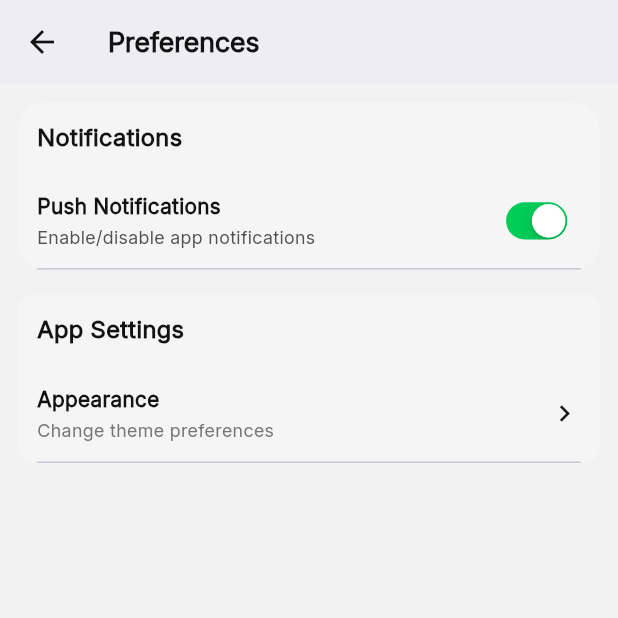
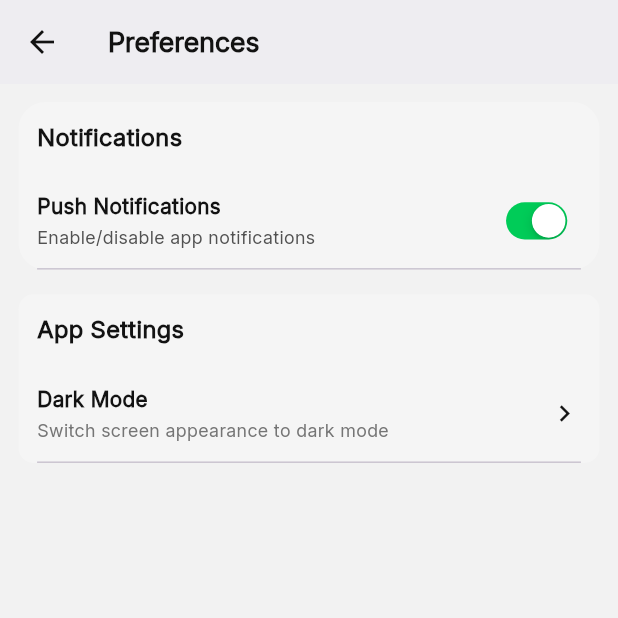
Before and after one commit to heimin22/Pasada, a Flutter app: the PreferencesScreen screen opened directly, on a phone screen of 412 x 824 dp, the top half of it. Run offline on Flutter 3.47's test engine with Material 3 defaults, Android fonts, the phone set to English and light mode, and no system bars; our stand-ins replace app_links, cached_network_image, connectivity_plus, curved_navigation_bar, flutter_dotenv, flutter_svg and 7 more; missing offline and left inert: flutter_polyline_points; accounts and stored records are empty.

```diff
--- a/lib/screens/preferencesScreen.dart
+++ b/lib/screens/preferencesScreen.dart
@@ -108,8 +108,8 @@ class PreferencesScreenState extends State<PreferencesScreen> {
         child: Column(
           children: [
             buildSectionHeader('App Settings', screenWidth),
-            buildSettingsListItem(
-                'Appearance', 'Change theme preferences', screenWidth, () {
+            buildSettingsListItem('Dark Mode',
+                'Switch screen appearance to dark mode', screenWidth, () {
               debugPrint('Appearance tapped');
             }),
           ],
```
Also changed, not shown: lib/screens/appearanceScreen.dart (deleted, +0 -15 lines), lib/profiles/theme_preferences.dart (added).
